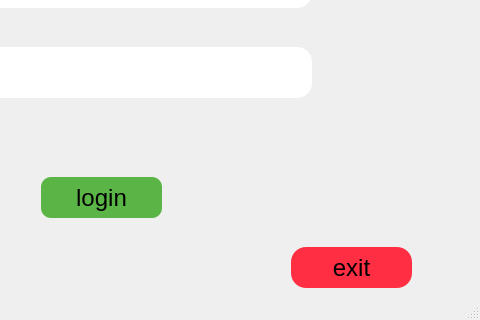
Above: ui/login.ui from mittal-ankitm/stock-market-app before the change; both pictures show x 319 to 799 and y 183 to 503 of the 799 by 503 pixel window. Below: the same form after it.
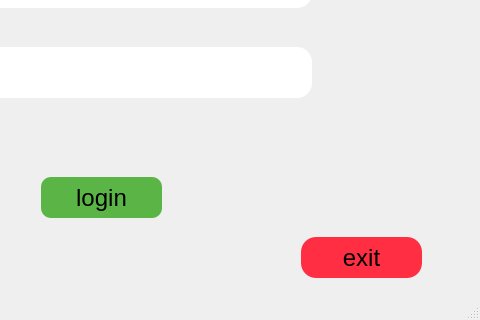
That is the form after the change. Icons and pictures are not drawn.

```diff
--- a/ui/login.ui
+++ b/ui/login.ui
@@ -118,8 +118,8 @@
    <widget class="QPushButton" name="exitbutton">
     <property name="geometry">
      <rect>
-      <x>610</x>
-      <y>430</y>
+      <x>620</x>
+      <y>420</y>
       <width>121</width>
       <height>41</height>
      </rect>
```
